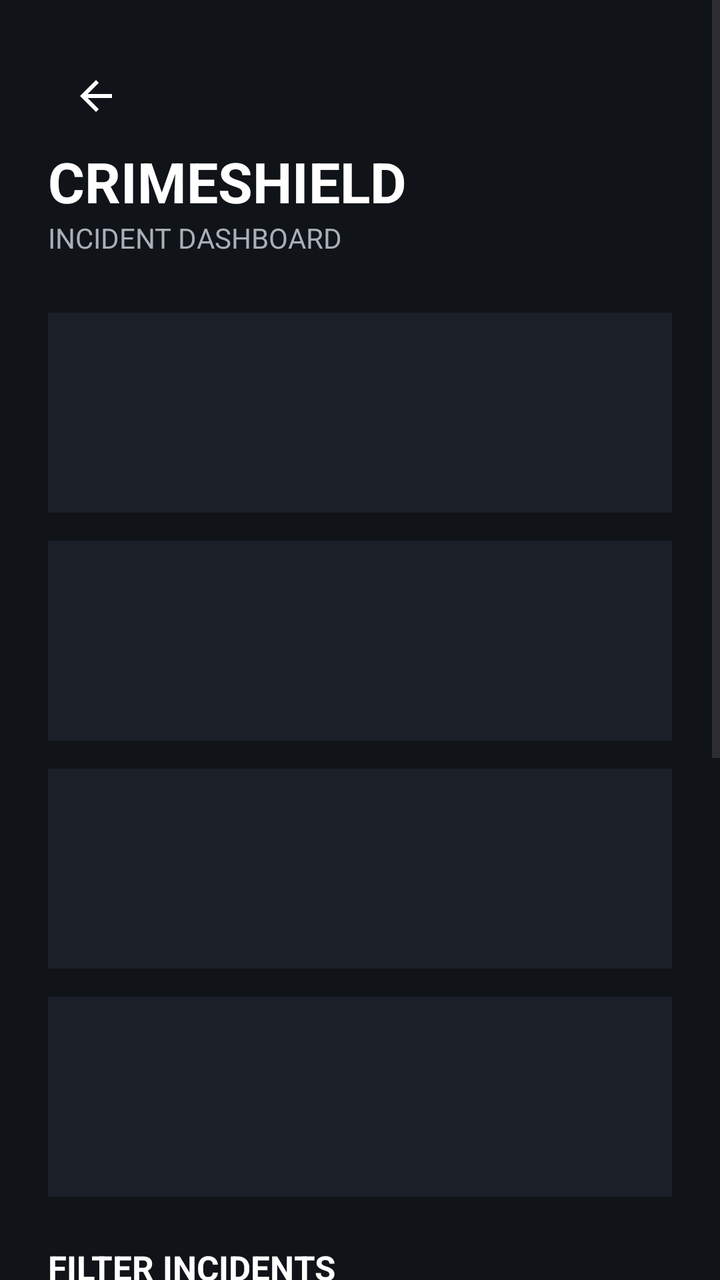
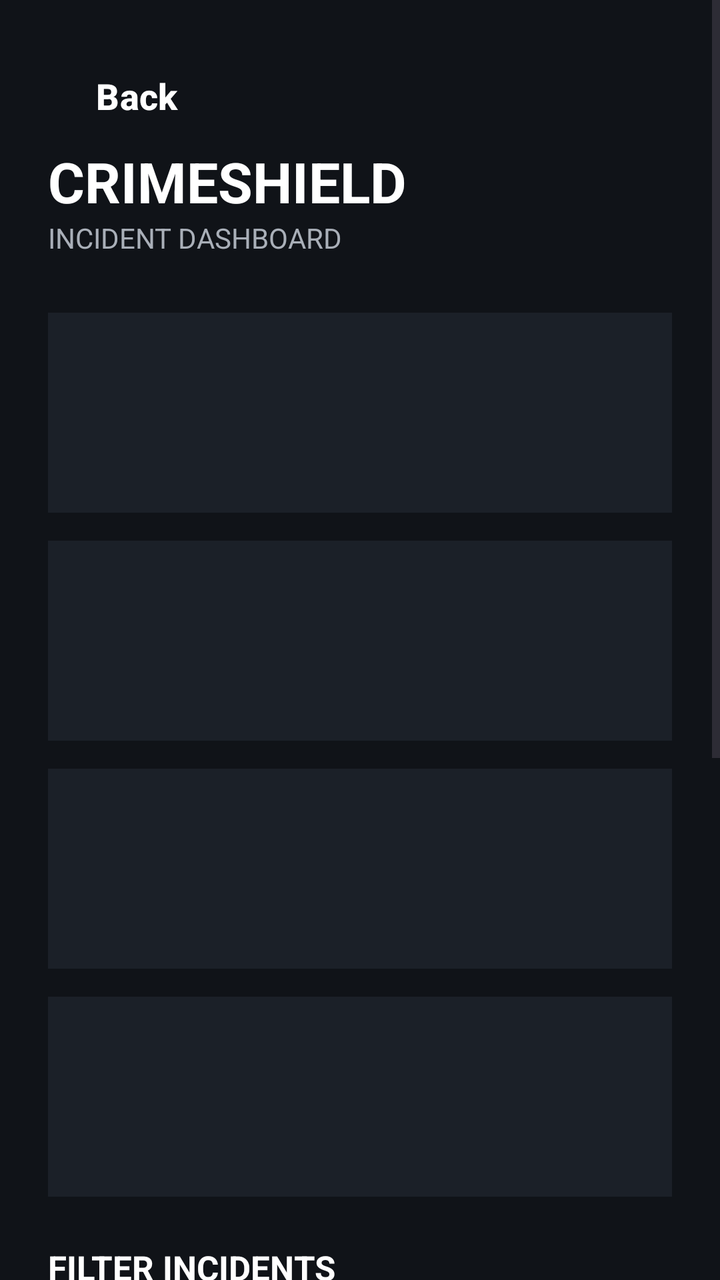

Two renders of the same Android screen: before a commit and after it. Below are the layout's source before the change and the commit's diff.
<!-- AndroidManifest.xml: application theme Theme.Crimeshield -->
<!-- res/layout/activity_dashboard.xml -->
<?xml version="1.0" encoding="utf-8"?>
<ScrollView
    xmlns:android="http://schemas.android.com/apk/res/android"
    android:id="@+id/dashboardScroll"
    android:layout_width="match_parent"
    android:layout_height="match_parent"
    android:background="#101318">

    <LinearLayout
        android:layout_width="match_parent"
        android:layout_height="wrap_content"
        android:orientation="vertical"
        android:padding="24dp">

        <ImageButton
            android:id="@+id/btnBack"
            android:layout_width="48dp"
            android:layout_height="48dp"
            android:background="?attr/selectableItemBackgroundBorderless"
            android:src="@drawable/ic_arrow_back"
            android:contentDescription="@string/back1" />

        <TextView
            android:layout_width="wrap_content"
            android:layout_height="wrap_content"
            android:text="@string/crimeshield1"
            android:textColor="#FFF"
            android:textSize="28sp"
            android:textStyle="bold" />

        <TextView
            android:layout_width="wrap_content"
            android:layout_height="wrap_content"
            android:text="INCIDENT DASHBOARD"
            android:textColor="#A9AFB8" />

        <TextView
            android:id="@+id/tvTotalReports"
            style="@style/CSTextCard"
            android:layout_marginTop="28dp" />

        <TextView
            android:id="@+id/tvHighRisk"
            style="@style/CSTextCard"
            android:layout_marginTop="14dp" />

        <TextView
            android:id="@+id/tvCommonCrime"
            style="@style/CSTextCard"
            android:layout_marginTop="14dp" />

        <TextView
            android:id="@+id/tvCommonArea"
            style="@style/CSTextCard"
            android:layout_marginTop="14dp" />

        <TextView
            style="@style/CSLabel"
            android:text="FILTER INCIDENTS" />

        <EditText
            android:id="@+id/etSearch"
            style="@style/CSEdit"
            android:layout_height="50dp"
            android:hint="Search"
            android:inputType="text" />

        <Spinner
            android:id="@+id/spinnerFilterCrime"
            android:layout_width="match_parent"
            android:layout_height="50dp" />

        <Spinner
            android:id="@+id/spinnerFilterSeverity"
            android:layout_width="match_parent"
            android:layout_height="50dp" />

        <Button
            android:id="@+id/btnApplyFilter"
            style="@style/CSBtn"
            android:text="APPLY" />

        <Button
            android:id="@+id/btnClearFilter"
            style="@style/CSBtn"
            android:layout_marginTop="8dp"
            android:text="CLEAR" />

        <TextView
            style="@style/CSLabel"
            android:text="RECENT INCIDENTS" />

        <TextView
            android:id="@+id/tvRecentIncidents"
            android:layout_width="match_parent"
            android:layout_height="wrap_content"
            android:layout_marginTop="12dp"
            android:background="#1B2028"
            android:padding="16dp"
            android:textColor="#D0D4DA" />

    </LinearLayout>
</ScrollView>
<!-- resources referenced by this layout -->
<resources>
  <!-- drawable ic_arrow_back (drawable) -->
  <?xml version="1.0" encoding="utf-8"?>
  <vector xmlns:android="http://schemas.android.com/apk/res/android"
      android:width="24dp"
      android:height="24dp"
      android:viewportWidth="24"
      android:viewportHeight="24">
  
      <path
          android:fillColor="#FFFFFF"
          android:pathData="M20,11H7.83l5.59,-5.59L12,4l-8,8 8,8 1.41,-1.41L7.83,13H20v-2z" />
  
  </vector>
  <string name="back1">Back</string>
  <string name="crimeshield1">CRIMESHIELD</string>
  <style name="CSBtn" parent="Widget.Material3.Button">
  
          <item name="android:layout_width">
              match_parent
          </item>
  
          <item name="android:layout_height">
              64dp
          </item>
  
          <item name="android:layout_marginTop">
              16dp
          </item>
  
          <item name="android:background">
              @drawable/btn_bg
          </item>
  
          <item name="android:textColor">
              #FFFFFF
          </item>
  
          <item name="android:textStyle">
              bold
          </item>
  
          <item name="android:textSize">
              15sp
          </item>
  
      </style>
  <style name="CSEdit">
  
          <item name="android:layout_width">
              match_parent
          </item>
  
          <item name="android:layout_height">
              48dp
          </item>
  
          <item name="android:backgroundTint">
              #777
          </item>
  
          <item name="android:textColor">
              #FFF
          </item>
  
          <item name="android:textColorHint">
              #9EA3AA
          </item>
  
          <item name="android:textSize">
              16sp
          </item>
  
      </style>
  <style name="CSLabel">
  
          <item name="android:layout_width">
              wrap_content
          </item>
  
          <item name="android:layout_height">
              wrap_content
          </item>
  
          <item name="android:layout_marginTop">
              24dp
          </item>
  
          <item name="android:textColor">
              #FFFFFF
          </item>
  
          <item name="android:textSize">
              17sp
          </item>
  
          <item name="android:textStyle">
              bold
          </item>
  
      </style>
  <style name="CSTextCard">
  
          <item name="android:layout_width">
              match_parent
          </item>
  
          <item name="android:layout_height">
              100dp
          </item>
  
          <item name="android:background">
              #1B2028
          </item>
  
          <item name="android:gravity">
              center
          </item>
  
          <item name="android:textColor">
              #FFFFFF
          </item>
  
          <item name="android:textStyle">
              bold
          </item>
  
      </style>
  <style name="Theme.Crimeshield" parent="Base.Theme.Crimeshield" />
  <!-- drawable btn_bg (drawable) -->
  <?xml version="1.0" encoding="utf-8"?>
  <ripple xmlns:android="http://schemas.android.com/apk/res/android"
      android:color="#40FFFFFF">
      <item>
          <shape android:shape="rectangle">
              <solid android:color="#1B2028" />
              <corners android:radius="8dp" />
              <stroke
                  android:width="1dp"
                  android:color="#353B45" />
          </shape>
      </item>
  </ripple>
  <style name="Base.Theme.Crimeshield" parent="Theme.Material3.DayNight.NoActionBar">
  
          <item name="colorPrimary">
              @color/accent_blue
          </item>
  
          <item name="android:windowBackground">
              @color/bg_dark
          </item>
  
          <item name="android:statusBarColor">
              @color/bg_dark
          </item>
  
      </style>
  <color name="accent_blue">
          #3F51B5
      </color>
  <color name="bg_dark">
          #101318
      </color>
</resources>

<!-- the commit's change to res/layout/activity_dashboard.xml (unified diff, before → after) -->
@@ -4,7 +4,8 @@
     android:id="@+id/dashboardScroll"
     android:layout_width="match_parent"
     android:layout_height="match_parent"
-    android:background="#101318">
+    android:background="#101318"
+    android:fitsSystemWindows="true">
 
     <LinearLayout
         android:layout_width="match_parent"
@@ -12,13 +13,19 @@
         android:orientation="vertical"
         android:padding="24dp">
 
-        <ImageButton
+        <Button
             android:id="@+id/btnBack"
-            android:layout_width="48dp"
+            android:layout_width="wrap_content"
             android:layout_height="48dp"
-            android:background="?attr/selectableItemBackgroundBorderless"
-            android:src="@drawable/ic_arrow_back"
-            android:contentDescription="@string/back1" />
+            android:background="@android:color/transparent"
+            android:drawableStart="@drawable/ic_arrow_back"
+            android:drawablePadding="8dp"
+            android:text="Back"
+            android:textColor="#FFFFFF"
+            android:textSize="18sp"
+            android:textStyle="bold"
+            android:textAllCaps="false"
+            android:contentDescription="Back"/>
 
         <TextView
             android:layout_width="wrap_content"
<!-- resource entries referenced after the edit -->
@@ -13,7 +13,6 @@
           android:pathData="M20,11H7.83l5.59,-5.59L12,4l-8,8 8,8 1.41,-1.41L7.83,13H20v-2z" />
   
   </vector>
-  <string name="back1">Back</string>
   <string name="crimeshield1">CRIMESHIELD</string>
   <style name="CSBtn" parent="Widget.Material3.Button">
   
